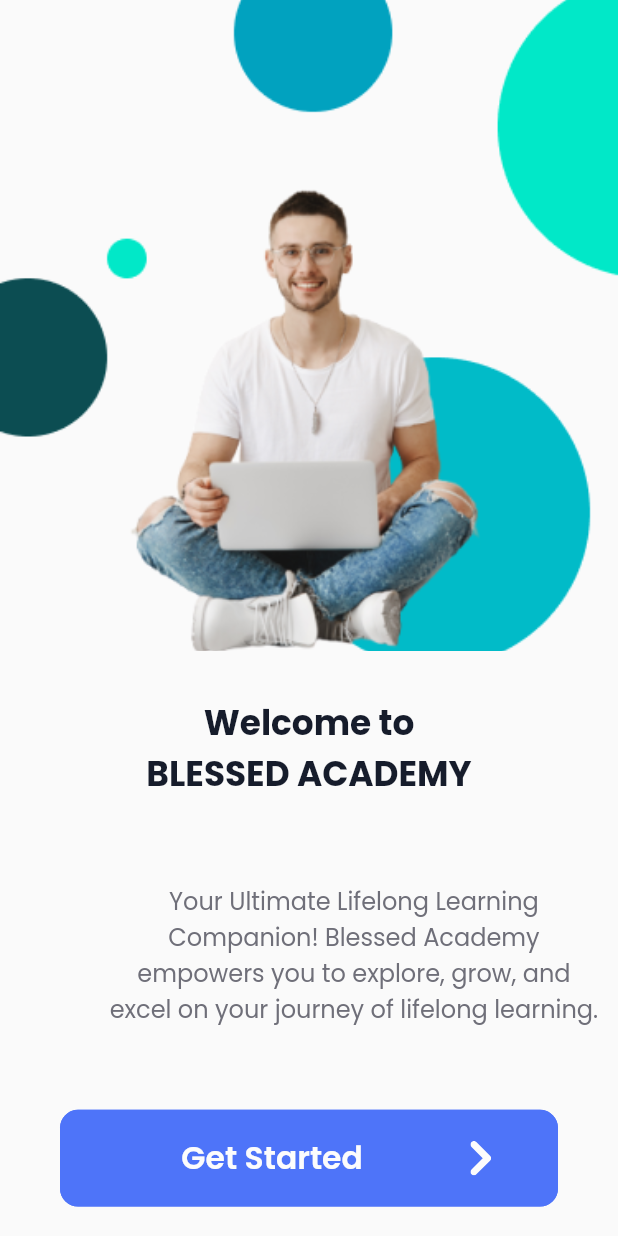
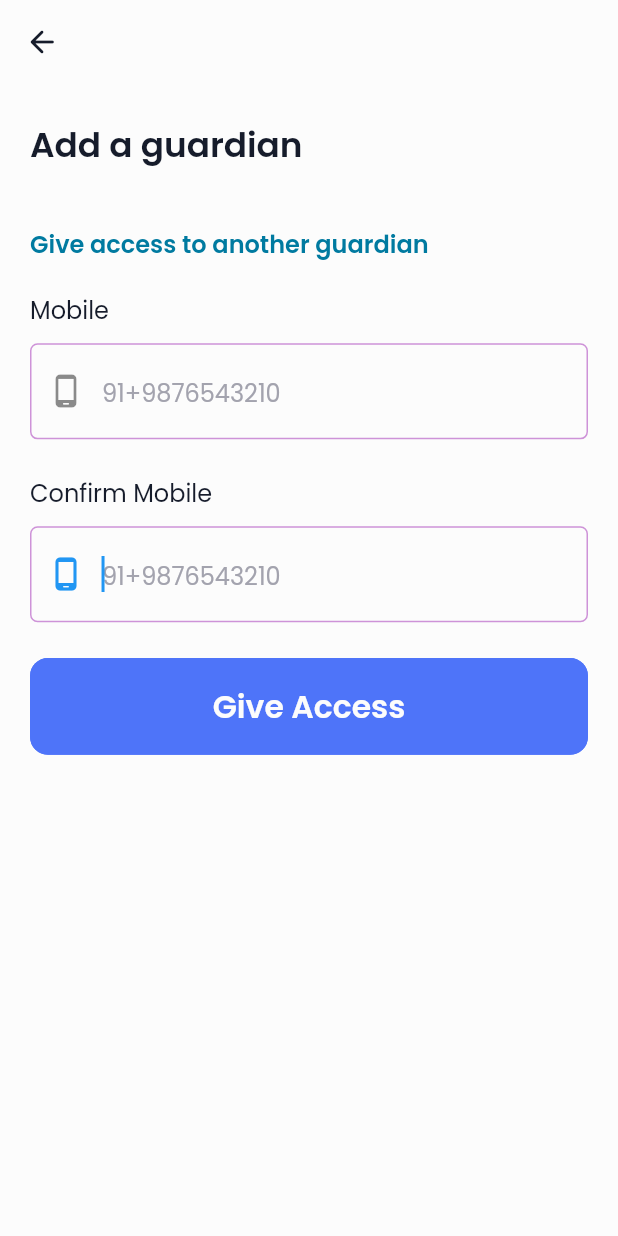
Before and after one commit to Adebayo2016/blessed, a Flutter app: the screen it shows after launch, after a tap on "Get Started", on a phone screen of 412 x 824 dp. Run offline on Flutter 3.47's test engine with Material 2 defaults, Android fonts, the phone set to English and light mode, and no system bars; our stand-ins replace cached_network_image, flutter_screenutil, flutter_svg, google_fonts, hive_flutter; accounts and stored records are empty.

Commit message:
add gurdian

```diff
--- a/lib/main.dart
+++ b/lib/main.dart
@@ -1,7 +1,7 @@
 import 'package:flutter/material.dart';
 import 'package:flutter_screenutil/flutter_screenutil.dart';
+import 'views/ui/splash_screen/splash_screen.dart';
 
-import 'views/ui/splash_screen/splash_screen.dart';
 
 void main() {
   runApp(const MyApp());
--- a/lib/src/themes.dart
+++ b/lib/src/themes.dart
@@ -39,7 +39,7 @@ OutlineInputBorder normalProfileBorder = const OutlineInputBorder(
 );
 
 OutlineInputBorder emptyBorder = const OutlineInputBorder(
-  borderSide: BorderSide(color: Color(0xFFE9E5EA), width: 1.0),
+  borderSide: BorderSide(color: kColorMainPrimary, width: 1.0),
   borderRadius: BorderRadius.all(
     Radius.circular(5),
   ),
--- a/lib/utils/colors.dart
+++ b/lib/utils/colors.dart
@@ -27,7 +27,7 @@ const Color kColorMainPrimary = Color(0xFF4E74F9);
 const Color kColorMainSecondary = Color(0xFF3B46E7);
 
 /// [Text]
-const Color kCTextColor = Color(0xFFFCFCFC);
+const Color kCTextColor = Color(0xFF161C2B);
 const Color kCButtonColor = Color(0xFF00B897);
 const Color kCButtonPrimary = Color(0xFF3B46E7);
 
--- /dev/null
+++ b/lib/utils/text_field.dart
@@ -0,0 +1,261 @@
+// ignore_for_file: must_be_immutable
+
+import 'package:blessed_academy/utils/colors.dart';
+import 'package:flutter/material.dart';
+import 'package:google_fonts/google_fonts.dart';
+
+import '../src/themes.dart';
+import '../views/widgets/textview.dart';
+
+class BlessedTextField extends StatefulWidget {
+  String? hintText;
+  Widget? prefixIcon;
+  String? prefixText;
+  TextStyle? textStyle;
+  TextInputType? keyboardType;
+  String label;
+  double width;
+  bool password;
+  String? Function(String?)? validator;
+  Function(String)? onChanged;
+  TextEditingController? controller;
+  num? maxLines;
+  BlessedTextField(
+      {Key? key,
+      this.hintText,
+      this.prefixIcon,
+      this.prefixText,
+      this.label = '',
+      this.password = false,
+      this.width = 90, // width is in percentage
+      this.textStyle,
+      this.keyboardType,
+      this.validator,
+      this.onChanged,
+      this.maxLines,
+      this.controller})
+      : super(key: key);
+  @override
+  BlessedTextFieldState createState() => BlessedTextFieldState();
+}
+
+class BlessedTextFieldState extends State<BlessedTextField> {
+  FocusNode? focusNode;
+  Widget? textField;
+  double? width;
+  double height = 50;
+  double lineHeight = 1.5;
+  double fontSize = 16;
+  TextEditingController? controller;
+
+  Widget? _suffixWidget;
+  bool showPassword = false;
+  @override
+  void initState() {
+    super.initState();
+    focusNode = FocusNode();
+
+    // // fill in default values
+    // width = S.width(widget.width);
+    widget.textStyle ??= TextStyle(fontSize: fontSize, height: lineHeight);
+    controller = widget.controller ?? TextEditingController();
+    widget.keyboardType ??= TextInputType.text;
+
+    _buildField();
+  }
+
+  @override
+  void dispose() {
+    focusNode!.dispose();
+    super.dispose();
+  }
+
+  @override
+  Widget build(BuildContext context) {
+    return Column(
+      crossAxisAlignment: CrossAxisAlignment.start,
+      children: [
+        Text(
+          widget.label,
+          style: TextStyle(
+            color: kCTextColor,
+            fontSize: 16,
+            fontWeight: FontWeight.w400,
+            fontFamily: GoogleFonts.poppins().fontFamily,
+          ),
+        ),
+        const SizedBox(height: 10),
+        textField!
+      ],
+    );
+  }
+
+  _buildField() {
+    if (controller!.text != '') {
+      textField = _buildFilledField();
+    } else {
+      textField = _buildFilledField();
+    }
+  }
+
+  Widget _buildEmptyField() {
+    return TextFormField(
+      onTap: () {
+        setState(() {
+          textField = _buildFilledField();
+        });
+      },
+      validator: widget.validator,
+      obscureText: widget.password && !showPassword,
+      autovalidateMode: AutovalidateMode.onUserInteraction,
+      maxLength: widget.maxLines?.toInt(),
+      decoration: InputDecoration(
+        suffixIcon: _buildSuffix(),
+        prefixIcon: widget.prefixIcon,
+        prefixText: widget.prefixText,
+        hintText: widget.hintText,
+        hintStyle: TextStyle(
+          fontSize: fontSize,
+          color: const Color(0xFFA3A3AE),
+        ),
+        // fillColor: const Color(0xFFF5F5F5),
+        // filled: true,
+        // focusColor: Colors.blue,
+        focusedErrorBorder: errorBorder,
+        focusedBorder: normalBorder,
+        enabledBorder: emptyBorder,
+      ),
+    );
+  }
+
+  Widget _buildFilledField() {
+    focusNode!.requestFocus();
+    return Focus(
+      onFocusChange: (hasFocus) {
+        if (!hasFocus) {
+          if (controller!.text == '') {
+            setState(() {
+              textField = _buildEmptyField();
+            });
+          }
+        }
+      },
+      child: TextFormField(
+        focusNode: focusNode,
+        validator: widget.validator,
+        controller: controller,
+        keyboardType: widget.keyboardType,
+        onChanged: widget.onChanged,
+        autovalidateMode: AutovalidateMode.onUserInteraction,
+        obscureText: widget.password && !showPassword,
+        style: widget.textStyle,
+        decoration: InputDecoration(
+          prefixIcon: widget.prefixIcon,
+          prefixText: widget.prefixText,
+          suffixIcon: _buildSuffix(),
+          hintText: widget.hintText,
+          hintStyle: TextStyle(
+            fontSize: fontSize,
+            color: const Color(0xFFA3A3AE),
+            fontWeight: FontWeight.w400,
+            fontFamily: GoogleFonts.poppins().fontFamily,
+            height: lineHeight,
+          ),
+          //  fillColor: Colors.white,
+          filled: false,
+          errorBorder: errorBorder,
+          focusedErrorBorder: normalBorder,
+          focusedBorder: normalBorder,
+          enabledBorder: normalBorder,
+        ),
+      ),
+    );
+  }
+
+  Widget? _buildSuffix() {
+    if (widget.password) {
+      return TextButton(
+        child: showPassword ? const Text('Hide') : const Text('Show'),
+        onPressed: () {
+          setState(() {
+            showPassword = !showPassword;
+            _buildField();
+          });
+        },
+      );
+    } else {
+      return null;
+    }
+  }
+
+  makeFocus() {
+    setState(() {
+      textField = _buildFilledField();
+    });
+  }
+}
+
+class BlessedProfileTextField extends StatelessWidget {
+  const BlessedProfileTextField({
+    Key? key,
+    required this.text,
+    required this.hintText,
+    required this.textSize,
+    required this.fontWeight,
+    required this.istext,
+    required this.controller,
+    required this.isreadonly,
+  }) : super(key: key);
+  final String text;
+  final String hintText;
+  final int textSize;
+  final FontWeight fontWeight;
+  final bool istext;
+  final TextEditingController? controller;
+  final bool isreadonly;
+
+  @override
+  Widget build(BuildContext context) {
+    return Column(
+      mainAxisAlignment: MainAxisAlignment.start,
+      crossAxisAlignment: CrossAxisAlignment.start,
+      children: [
+        istext
+            ? kDefaultText(
+                text: text,
+                size: 18,
+                align: TextAlign.start,
+                defaultFontFamily: false,
+                fontFamily: GoogleFonts.poppins().fontFamily,
+              )
+            : const SizedBox(),
+        const SizedBox(height: 12),
+        TextFormField(
+          controller: controller,
+          readOnly: isreadonly,
+          style: TextStyle(
+            color: kColorWhite,
+            fontSize: textSize.toDouble(),
+            fontFamily: GoogleFonts.poppins().fontFamily,
+            fontWeight: fontWeight,
+          ),
+          decoration: InputDecoration(
+            focusedBorder: normalProfileBorder,
+            border: normalProfileBorder,
+            enabledBorder: normalProfileBorder,
+            errorBorder: errorBorder,
+            hintText: hintText,
+            hintStyle: TextStyle(
+              color: kColorWhite,
+              fontSize: 18,
+              fontFamily: GoogleFonts.poppins().fontFamily,
+              fontWeight: FontWeight.w400,
+            ),
+            filled: true,
+          ),
+        ),
+        const SizedBox(height: 24),
+      ],
+    );
+  }
+}
--- /dev/null
+++ b/lib/views/ui/add_guardian/guradian.dart
@@ -0,0 +1,80 @@
+import 'package:blessed_academy/utils/colors.dart';
+import 'package:blessed_academy/views/widgets/images/svg_helper.dart';
+import 'package:blessed_academy/views/widgets/textview.dart';
+import 'package:flutter/material.dart';
+import 'package:flutter_screenutil/flutter_screenutil.dart';
+import 'package:flutter_svg/svg.dart';
+
+import '../../../utils/text_field.dart';
+import '../../widgets/button.dart';
+
+class AddGuardian extends StatelessWidget {
+  const AddGuardian({super.key});
+
+  @override
+  Widget build(BuildContext context) {
+    return Scaffold(
+      backgroundColor: kColorWhite,
+      appBar: AppBar(
+        elevation: 0.00,
+        leading: const Icon(
+          Icons.arrow_back_rounded,
+          color: kcBaseBlack,
+        ),
+        backgroundColor: kColorWhite,
+      ),
+      body: Padding(
+        padding: const EdgeInsets.symmetric(horizontal: 20),
+        child: Column(
+          mainAxisAlignment: MainAxisAlignment.start,
+          crossAxisAlignment: CrossAxisAlignment.start,
+          children: [
+            SizedBox(height: 20.h),
+            TextView(
+              text: 'Add a guardian',
+              color: kcBaseBlack,
+              fontSize: 20.sp,
+              fontWeight: FontWeight.w600,
+            ),
+            SizedBox(height: 31.h),
+            TextView(
+              text: 'Give access to another guardian',
+              color: const Color(0xFF007AA0),
+              fontSize: 14.sp,
+              fontWeight: FontWeight.w600,
+            ),
+            const SizedBox(height: 20),
+            BlessedTextField(
+              hintText: '91+9876543210',
+              keyboardType: TextInputType.phone,
+              label: 'Mobile',
+              prefixIcon: const Icon(Icons.phone_android_rounded),
+            ),
+            SizedBox(height: 20.h),
+            BlessedTextField(
+              hintText: '91+9876543210',
+              keyboardType: TextInputType.phone,
+              label: 'Confirm Mobile',
+              prefixIcon: const Icon(Icons.phone_android_rounded),
+            ),
+            SizedBox(height: 20.h),
+            ButtonWidget(
+              buttonText: 'Give Access',
+              radius: 12,
+              fontSize: 16.sp,
+              fontWeight: FontWeight.w600,
+              height: 54.h,
+              // padding: const EdgeInsets.symmetric(horizontal: 40),
+              // icon: 'assets/icons/arrow_right.svg',
+              // iconColor: kColorWhite,
+              onPressed: () {
+                // navigate(context, const AddGuardian());
+              },
+              color: kColorWhite,
+            ),
+          ],
+        ),
+      ),
+    );
+  }
+}
--- a/lib/views/ui/splash_screen/splash_screen.dart
+++ b/lib/views/ui/splash_screen/splash_screen.dart
@@ -1,10 +1,10 @@
+import 'package:blessed_academy/utils/navigation/navigation.dart';
 import 'package:flutter/material.dart';
 import 'package:flutter_screenutil/flutter_screenutil.dart';
-
 import '../../../utils/colors.dart';
 import '../../widgets/button.dart';
 import '../../widgets/textview.dart';
-
+import '../add_guardian/guradian.dart';
 
 class BlessedSplashScreen extends StatelessWidget {
   const BlessedSplashScreen({super.key});
@@ -13,7 +13,6 @@ class BlessedSplashScreen extends StatelessWidget {
   Widget build(BuildContext context) {
     return Scaffold(
       body: SafeArea(
-        child: SingleChildScrollView(
         child: Column(
           // crossAxisAlignment: CrossAxisAlignment.center,
           // mainAxisAlignment: MainAxisAlignment.center,
@@ -22,7 +21,7 @@ class BlessedSplashScreen extends StatelessWidget {
               'assets/images/onboard.png',
               fit: BoxFit.fitWidth,
               width: double.infinity,
-                height: MediaQuery.sizeOf(context).height / 1.9,
+              height: MediaQuery.sizeOf(context).height / 2,
             ),
             SizedBox(height: 26.h),
             TextView(
@@ -55,12 +54,16 @@ class BlessedSplashScreen extends StatelessWidget {
               padding: const EdgeInsets.symmetric(horizontal: 40),
               icon: 'assets/icons/arrow_right.svg',
               iconColor: kColorWhite,
-                onPressed: () {},
+              onPressed: () {
+                navigate(context, const AddGuardian());
+              },
               color: kColorWhite,
             ),
-              //SizedBox(height: 38.h),
+            // SizedBox(height: 38.h),
+            const Spacer(
+              flex: 2,
+            )
           ],
-          ),
         ),
       ),
     );
--- a/lib/views/widgets/button.dart
+++ b/lib/views/widgets/button.dart
@@ -49,7 +49,7 @@ class ButtonWidget extends StatelessWidget {
   @override
   Widget build(BuildContext context) {
     return Padding(
-      padding: padding!,
+      padding: padding ?? EdgeInsets.zero,
       child: SizedBox(
         width: width ?? Helpers.getDeviceWidth(context),
         height: height ?? 56.0.h,
--- a/lib/views/widgets/images/svg_helper.dart
+++ b/lib/views/widgets/images/svg_helper.dart
@@ -12,8 +12,8 @@ class SvgHelperImage extends StatelessWidget {
       {Key? key,
       required this.image,
       this.color,
-      this.height = 24,
-      this.width = 24})
+      this.height = 20,
+      this.width = 20})
       : super(key: key);
   @override
   Widget build(BuildContext context) {
```
Also changed, not shown: lib/utils/drop_down_textfield.dart (added, +121 -0 lines), lib/views/widgets/textview.dart (+26 -0 lines), assets/icons/smartphone.svg (added), assets/images/smartphone.svg (added), pubspec.lock (added). Lines whose indentation alone changed are shown as unchanged.
